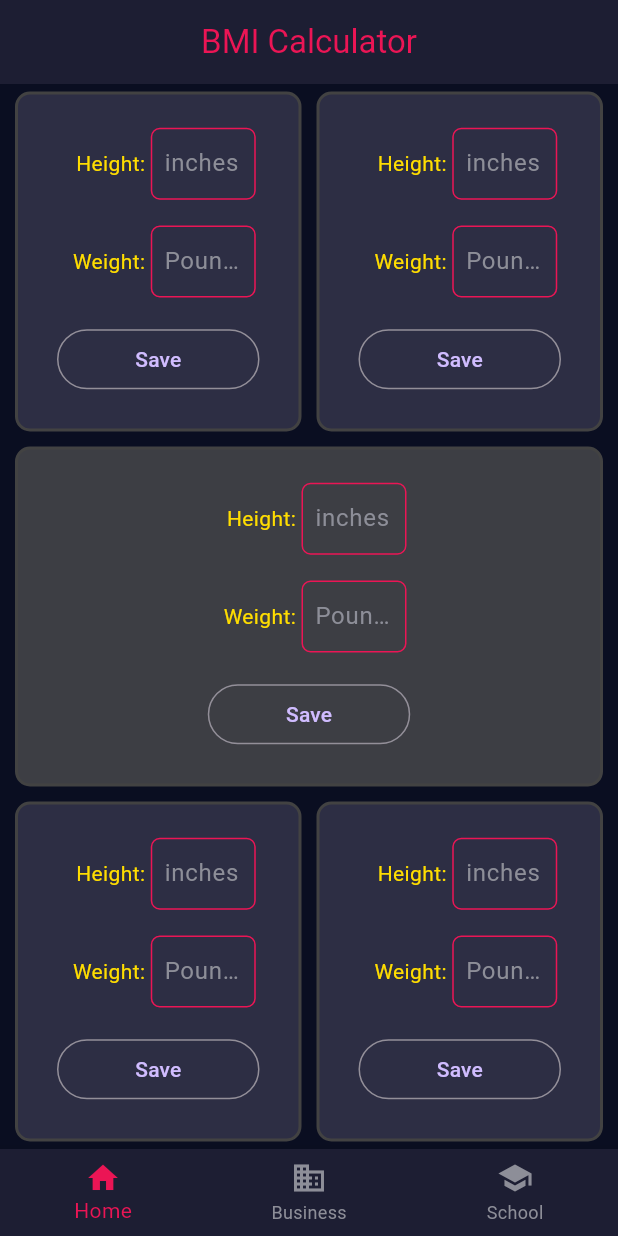
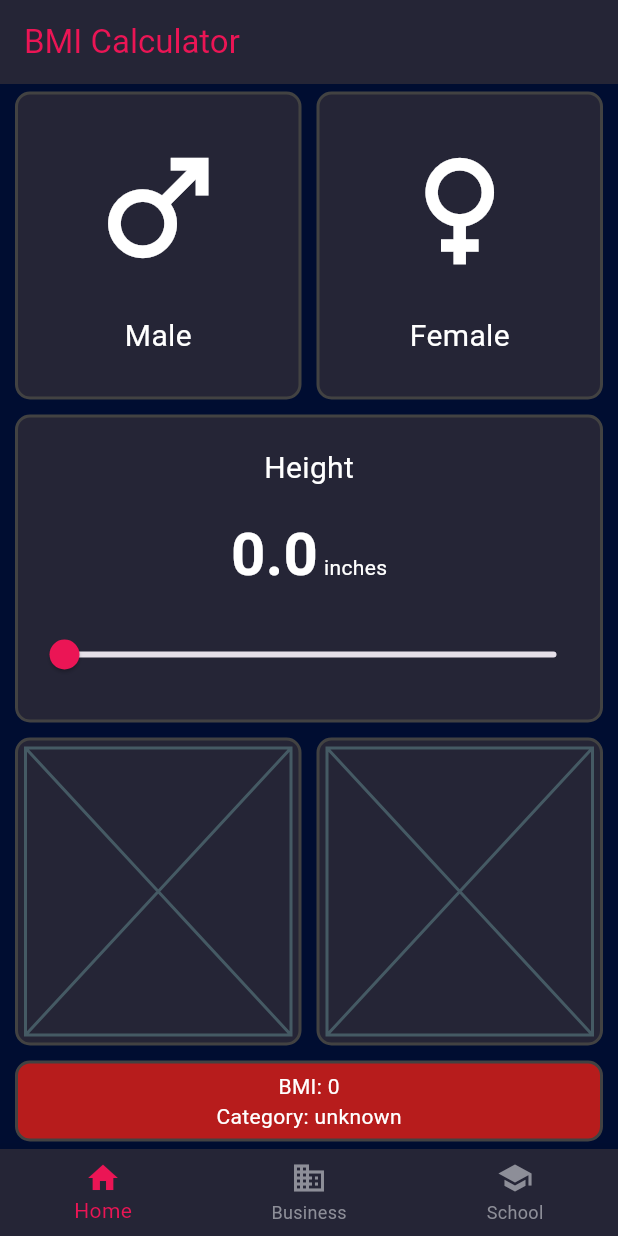
Before and after one commit to Anything-Internet/bmicalculator, a Flutter app: the screen it shows after launch, on a phone screen of 412 x 824 dp. Run offline on Flutter 3.47's test engine with Material 3 defaults, Android fonts, the phone set to English and light mode, and no system bars.

Commit message:
height slider and refactoring

```diff
--- a/lib/bmi_data.dart
+++ b/lib/bmi_data.dart
@@ -1,9 +1,11 @@
 import 'dart:math';
+import 'gender.dart';
 
 class BmiData {
 
   double _pounds = 0;
   double _inches = 0;
+  Genders _gender = Genders.unknown;
 
   List underweight = [0.0, 18.5];
   List healthy = [18.5, 24.9];
@@ -14,9 +16,11 @@ class BmiData {
   get kilos { return _pounds * 0.45; }
   get inches {return _inches; }
   get cms { return _inches * 2.54; }
+  get gender {return _gender;}
 
   set inches(value) {_inches = value;}
   set pounds(value) {_pounds = value;}
+  set gender(value) {_gender = value;}
 
   // kilos / sqroot of meters
   get bmi { return kilos / sqrt(cms * 0.01) ; }
--- /dev/null
+++ b/lib/bottom_navbar.dart
@@ -0,0 +1,26 @@
+import 'package:flutter/material.dart';
+class BottomNavBar extends StatelessWidget {
+  const BottomNavBar({
+    super.key,
+  });
+
+  @override
+  Widget build(BuildContext context) {
+    return BottomNavigationBar(
+      items: const <BottomNavigationBarItem>[
+        BottomNavigationBarItem(
+          icon: Icon(Icons.home),
+          label: 'Home',
+        ),
+        BottomNavigationBarItem(
+          icon: Icon(Icons.business),
+          label: 'Business',
+        ),
+        BottomNavigationBarItem(
+          icon: Icon(Icons.school),
+          label: 'School',
+        ),
+      ],
+    );
+  }
+}
--- /dev/null
+++ b/lib/gender.dart
@@ -0,0 +1,34 @@
+import 'package:flutter/material.dart';
+
+ enum Genders {unknown, male, female}
+
+class Gender extends StatelessWidget {
+  late Genders genderChoice;
+
+  Gender({
+    super.key,
+    required this.genderChoice,
+  });
+
+  @override
+  Widget build(BuildContext context) {
+    return Column(
+      crossAxisAlignment: CrossAxisAlignment.center,
+      mainAxisAlignment: MainAxisAlignment.spaceEvenly,
+      children: [
+        Icon(
+          genderChoice == Genders.female ? Icons.female : Icons.male,
+          size: 100,
+          color: Colors.white,
+        ),
+        Text(
+          genderChoice == Genders.female ? "Female": "Male",
+          style: const TextStyle(
+            fontSize: 20,
+            color: Colors.white,
+          ),
+        ),
+      ],
+    );
+  }
+}
--- a/lib/input_page.dart
+++ b/lib/input_page.dart
@@ -1,7 +1,11 @@
 import 'package:bmicalculator/bmi_data.dart';
+import 'package:bmicalculator/gender.dart';
+import 'package:bmicalculator/theme.dart';
 import 'package:flutter/material.dart';
-import 'package:bmicalculator/theme.dart';
 import 'package:flutter/services.dart';
+
+import 'bottom_navbar.dart';
+import 'reusable_card.dart';
 
 class InputPage extends StatefulWidget {
   const InputPage({super.key, required this.title});
@@ -15,28 +19,16 @@ class InputPage extends StatefulWidget {
 class _InputPageState extends State<InputPage> {
   ////////////////////////////////////////////
 
-  bool isDarkMode = theme.currentTheme == "dark" ? true : false;
-
   String inputWeight = "";
   String inputHeight = "";
 
-  List<BmiData> bmiDataList = [
-    BmiData(pounds: 150, inches: 60),
-    BmiData(pounds: 200, inches: 72),
-    BmiData(pounds: 250, inches: 84),
-  ];
   BmiData bmiData = BmiData();
 
   saveBmiData() {
     setState(() {
-      bmiDataList.add(bmiData);
       bmiData = BmiData();
       _heightController.clear();
       _weightController.clear();
-      bmiDataList.forEach((element) {
-        print(
-            "bmiDataList:  ${element.inches} ${element.pounds} = ${element.bmi.toStringAsFixed(2)}");
-      });
     });
   }
 
@@ -47,16 +39,16 @@ class _InputPageState extends State<InputPage> {
     return false;
   }
 
-  setBmiData(String field, String value) {
-    value = value == "" ? "0" : value;
-    //print("form: $field $value");
-    //print("bmiData: ${bmiData.pounds} ${bmiData.inches} = ${bmiData.bmi}");
+  setBmiData(String field, var value) {
     setState(() {
       if (field == 'height') {
-        bmiData.inches = double.parse(value);
+        bmiData.inches = value.round();
       }
       if (field == 'weight') {
-        bmiData.pounds = double.parse(value);
+        bmiData.pounds = value.round();
+      }
+      if (field == 'gender') {
+        bmiData.gender = value;
       }
     });
   }
@@ -72,18 +64,6 @@ class _InputPageState extends State<InputPage> {
     super.dispose();
   }
 
-  setTheme() {
-    setState(() {
-      print("isDarkMode: $isDarkMode");
-      theme.toggleTheme();
-      isDarkMode = theme.currentTheme == "dark" ? true : false;
-      print("isDarkMode: $isDarkMode");
-
-      Theme(data: theme.dark, child: widget);
-      // Theme.of(context)
-    });
-  }
-
   @override
   Widget build(BuildContext context) {
     return Scaffold(
@@ -94,7 +74,6 @@ class _InputPageState extends State<InputPage> {
     );
   }
 
-
   ////////////////////////////////////////////
   floatingActionButton() => FloatingActionButton(
         onPressed: () {},
@@ -103,210 +82,116 @@ class _InputPageState extends State<InputPage> {
       );
 
   body() {
-    return Column(children: [
+    return Column(crossAxisAlignment: CrossAxisAlignment.stretch, children: [
       Expanded(
           child: Row(
         children: [
           Expanded(
             child: ReusableCard(
-              child: bmiForm(),
               position: "left",
+              color: bmiData.gender == Genders.male
+                  ? Colors.blue
+                  : const Color(0xFF252536),
+              callback: () {
+                setBmiData("gender", Genders.male);
+              },
+              child: Gender(genderChoice: Genders.male),
             ),
           ),
           Expanded(
             child: ReusableCard(
-              child: bmiForm(),
               position: "right",
+              color: bmiData.gender == Genders.female
+                  ? Colors.pink.shade300
+                  : const Color(0xFF252536),
+              callback: () {
+                setBmiData("gender", Genders.female);
+              },
+              child: Gender(genderChoice: Genders.female),
             ),
           ),
         ],
       )),
       Expanded(
         child: ReusableCard(
-          color: const Color(0xFF3D3E44),
-          child: bmiForm(),
           position: "wide",
+          child: Column(
+            mainAxisAlignment: MainAxisAlignment.spaceEvenly,
+            children: [
+              const Text("Height", style: TextStyle(fontSize: 20)),
+              Row(
+                mainAxisAlignment: MainAxisAlignment.center,
+                crossAxisAlignment: CrossAxisAlignment.baseline,
+                textBaseline: TextBaseline.alphabetic,
+                children: [
+                  Text(bmiData.inches.toString(),
+                      style: const TextStyle(
+                          fontWeight: FontWeight.bold, fontSize: 40)),
+                  const Text(
+                    " inches",
+                  ),
+                ],
+              ),
+              Slider(
+                value: bmiData.inches,
+                min: 0,
+                max: 100,
+                divisions: 100,
+                thumbColor: myRed,
+                activeColor: myRed,
+                overlayColor: MaterialStateColor.resolveWith(
+                    (states) => myRed.withOpacity(0.15)),
+                onChanged: (value) {
+                  setBmiData('height', value);
+                },
+              ),
+            ],
           ),
         ),
-      Expanded(
+      ),
+      const Expanded(
         child: Row(
           children: [
             Expanded(
               child: ReusableCard(
-              child: bmiForm(),
                 position: "left",
+                child: Placeholder(),
               ),
             ),
             Expanded(
               child: ReusableCard(
-              child: bmiForm(),
                 position: "right",
-            ),
-          ),
-        ],
-      )),
-    ]);
-  }
-
-  bmiForm() {
-    return Column(
-      mainAxisSize: MainAxisSize.max,
-      mainAxisAlignment: MainAxisAlignment.spaceEvenly,
-      children: [
-        Row(
-          mainAxisSize: MainAxisSize.max,
-          mainAxisAlignment: MainAxisAlignment.center,
-          children: [
-            Container(
-              width: 60,
-              alignment: Alignment.centerRight,
-              child: const Text("Height: "),
-            ),
-            Container(
-              width: 70,
-              child: TextFormField(
-                controller: _heightController,
-                style: const TextStyle(color: Colors.white),
-                decoration: const InputDecoration(
-                  hintText: "inches",
-                ),
-                inputFormatters: [
-                  FilteringTextInputFormatter.allow(RegExp(r'[0-9.]')),
-                ],
-                keyboardType: TextInputType.number,
-                onChanged: (value) {
-                  setBmiData("height", value);
-                },
+                child: Placeholder(),
               ),
             ),
           ],
         ),
-        Row(
-          mainAxisSize: MainAxisSize.max,
-          mainAxisAlignment: MainAxisAlignment.center,
+      ),
+      ReusableCard(
+        color: Colors.red.shade900,
+        position: "wide",
+        child: Row(
+          mainAxisAlignment: MainAxisAlignment.spaceEvenly,
           children: [
-            Container(
-              width: 60,
-              alignment: Alignment.centerRight,
-              child: const Text("Weight: "),
-            ),
-            SizedBox(
-              width: 70,
-              child: TextFormField(
-                controller: _weightController,
-                style: const TextStyle(color: Colors.white),
-                inputFormatters: [
-                  FilteringTextInputFormatter.allow(RegExp(r'[0-9.]')),
+            Column(
+              mainAxisAlignment: MainAxisAlignment.spaceEvenly,
+              children: [
+                Text("BMI: ${bmiData.bmi > 0 ? bmiData.bmi : 0}"),
+                Text("Category: ${bmiData.bmiScale ?? "unknown"}"),
               ],
-                decoration: const InputDecoration(
-                  hintText: "Pounds",
-                ),
-                keyboardType: TextInputType.number,
-                onChanged: (value) {
-                  setBmiData("weight", value);
-                },
-              ),
             ),
           ],
         ),
-        OutlinedButton(
-            style: ButtonStyle(
-              minimumSize: MaterialStateProperty.all(Size(135, 40)),
+        callback: () {
+          print("BMI: ${bmiData.bmi}");
+        },
       ),
-            onPressed: () {
-              saveButtonEnabled() ? saveBmiData() : null;
-            },
-            child: const Text("Save"))
-      ],
-    );
+    ]);
   }
 }
 
 appBar(title) {
   return AppBar(
-    title: Text(title),
-    // actions: [
-    //   Switch(
-    //     value: isDarkMode,
-    //     onChanged: (value) {
-    //       isDarkMode = value;
-    //       setTheme();
-    //     },
-    //   ),
-    // ],
+    title: Text(title, style: const TextStyle()),
   );
 }
-
-class BottomNavBar extends StatelessWidget {
-  const BottomNavBar({
-    super.key,
-  });
-
-  @override
-  Widget build(BuildContext context) {
-    return BottomNavigationBar(
-      items: const <BottomNavigationBarItem>[
-        BottomNavigationBarItem(
-          icon: Icon(Icons.home),
-          label: 'Home',
-        ),
-        BottomNavigationBarItem(
-          icon: Icon(Icons.business),
-          label: 'Business',
-        ),
-        BottomNavigationBarItem(
-          icon: Icon(Icons.school),
-          label: 'School',
-        ),
-      ],
-    );
-  }
-}
-
-class ReusableCard extends StatelessWidget {
-  final Color defColor = const Color(0xFF2D2E44);
-  final String position; // left, right, center, wide - to affect margins
-  final Color? color;
-  final Widget? child;
-
-  const ReusableCard(
-      {super.key, this.color, this.child, this.position = "wide"});
-
-  @override
-  Widget build(BuildContext context) {
-    const double defMargin = 10;
-    const double defHalfMargin = defMargin / 2;
-    late EdgeInsetsGeometry? margin;
-
-    if (position == "left") {
-      margin = const EdgeInsets.fromLTRB(
-          defMargin, defHalfMargin, defHalfMargin, defHalfMargin);
-    }
-    if (position == "right") {
-      margin = const EdgeInsets.fromLTRB(
-          defHalfMargin, defHalfMargin, defMargin, defHalfMargin);
-    }
-    if (position == "center") {
-      margin = const EdgeInsets.fromLTRB(
-          defHalfMargin, defHalfMargin, defHalfMargin, defHalfMargin);
-    }
-    if (position == "wide") {
-      margin = const EdgeInsets.fromLTRB(
-          defMargin, defHalfMargin, defMargin, defHalfMargin);
-    }
-
-    return Container(
-      margin: margin,
-      padding: const EdgeInsets.all(5.0),
-      decoration: BoxDecoration(
-        color: color ?? defColor,
-        borderRadius: BorderRadius.circular(10.0),
-        border: Border.all(
-          color: Colors.grey.shade800,
-          width: 2,
-        ),
-      ),
-      child: child ?? const Text("Empty Box"),
-    );
-  }
-}
--- a/lib/main.dart
+++ b/lib/main.dart
@@ -15,7 +15,9 @@ class BMICalculator extends StatelessWidget {
     return MaterialApp(
       debugShowCheckedModeBanner: false,
       title: 'BMI Calculator',
-      theme: theme.dark,
+      theme: lightTheme,
+      darkTheme: darkTheme,
+      themeMode: ThemeMode.dark,
       home: const InputPage(title: 'BMI Calculator'),
     );
   }
--- /dev/null
+++ b/lib/reusable_card.dart
@@ -0,0 +1,61 @@
+import 'package:flutter/material.dart';
+
+class ReusableCard extends StatelessWidget {
+  final Color defColor = const Color(0xFF252536);
+  final String position; // left, right, center, wide - to affect margins
+  final Color? color;
+  final Widget? child;
+  final Function? callback;
+
+   const ReusableCard(
+      {super.key,
+        this.color,
+        this.child,
+        this.callback,
+        this.position = "wide"});
+
+  @override
+  Widget build(BuildContext context) {
+    const double defMargin = 10;
+    const double defHalfMargin = defMargin / 2;
+    late EdgeInsetsGeometry? margin;
+
+    if (position == "left") {
+      margin = const EdgeInsets.fromLTRB(
+          defMargin, defHalfMargin, defHalfMargin, defHalfMargin);
+    }
+    if (position == "right") {
+      margin = const EdgeInsets.fromLTRB(
+          defHalfMargin, defHalfMargin, defMargin, defHalfMargin);
+    }
+    if (position == "center") {
+      margin = const EdgeInsets.fromLTRB(
+          defHalfMargin, defHalfMargin, defHalfMargin, defHalfMargin);
+    }
+    if (position == "wide") {
+      margin = const EdgeInsets.fromLTRB(
+          defMargin, defHalfMargin, defMargin, defHalfMargin);
+    }
+
+    return GestureDetector(
+      child: Container(
+        margin: margin,
+        padding: const EdgeInsets.all(5.0),
+        decoration: BoxDecoration(
+          color: color ?? defColor,
+          borderRadius: BorderRadius.circular(10.0),
+          border: Border.all(
+            color: Colors.grey.shade800,
+            width: 2,
+          ),
+        ),
+        child: child ?? const Text("Empty Box"),
+      ),
+      onTap: () {
+        if (callback != null) {
+          callback!();
+        }
+      },
+    );
+  }
+}
```
Also changed, not shown: lib/theme.dart (+179 -87 lines). Lines whose indentation alone changed are shown as unchanged.
